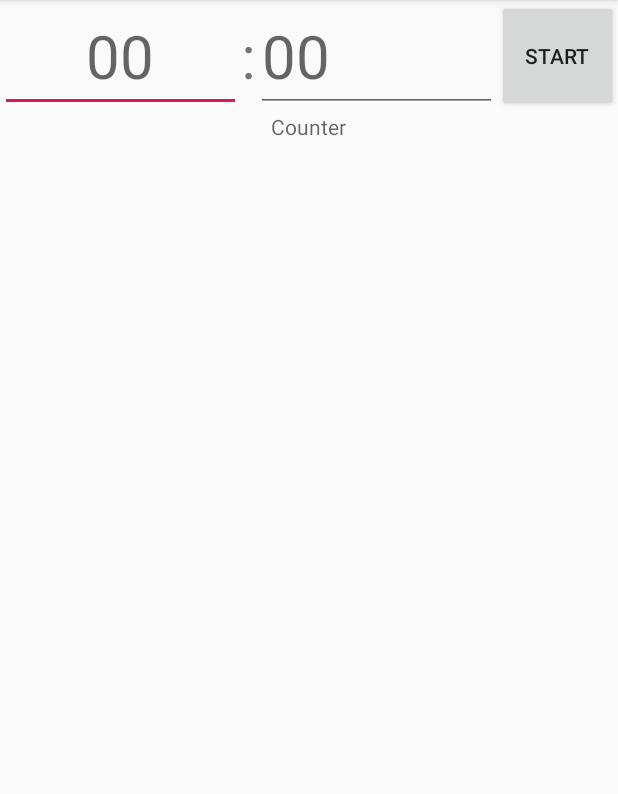
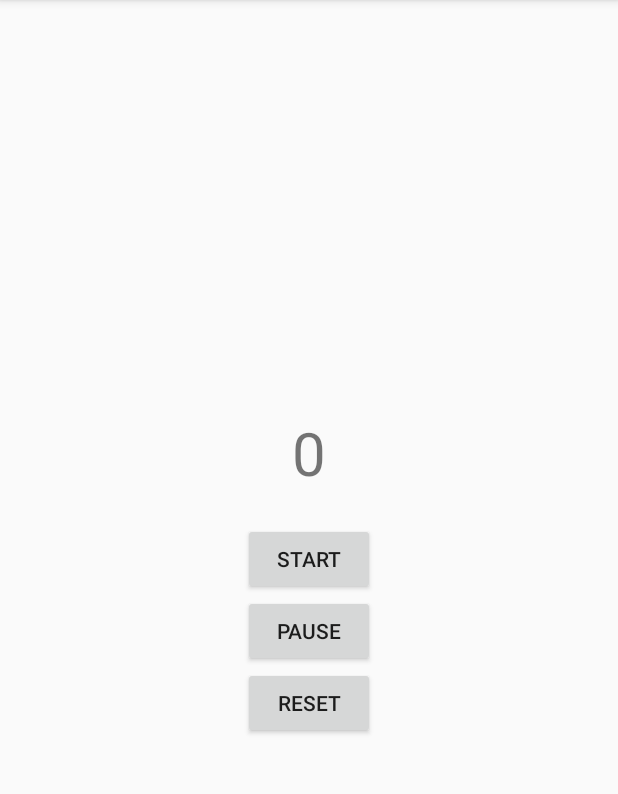
Before and after one commit to manan05/EZStopWatch, an Android app: the screen it shows after launch (MainActivity), on a phone screen of 412 x 824 dp, the part 84-878 px from its top. Run offline under Robolectric (Android 15) with nearby library versions, the phone set to English and light mode, and no system bars.

Commit message:
Update activity_main.xml

```diff
--- a/app/src/main/res/layout/activity_main.xml
+++ b/app/src/main/res/layout/activity_main.xml
@@ -1,51 +1,47 @@
 <?xml version="1.0" encoding="utf-8"?>
-<LinearLayout xmlns:android="http://schemas.android.com/apk/res/android"
+<FrameLayout xmlns:android="http://schemas.android.com/apk/res/android"
     xmlns:tools="http://schemas.android.com/tools"
     android:layout_width="match_parent"
     android:layout_height="match_parent"
-    android:orientation="vertical"
     tools:context=".MainActivity">
 
     <LinearLayout
-        android:layout_width="match_parent"
-        android:layout_height="wrap_content">
-
-        <EditText
-            android:layout_width="0dp"
-            android:layout_height="wrap_content"
-            android:layout_weight="4"
-            android:gravity="center"
-            android:hint="00"
-            android:textSize="40sp"></EditText>
-
-        <TextView
-            android:layout_width="wrap_content"
-            android:layout_height="wrap_content"
-            android:text=":"
-            android:textSize="40sp"></TextView>
-
-        <EditText
-            android:layout_width="0dp"
-            android:layout_height="wrap_content"
-            android:layout_weight="4"
-            android:hint="00"
-            android:textSize="40sp"></EditText>
-
-        <Button
-            android:layout_width="0dp"
-            android:layout_height="match_parent"
-            android:layout_weight="2"
-            android:text="Start"></Button>
-
-    </LinearLayout>
-
-    <TextView
         android:layout_width="wrap_content"
         android:layout_height="wrap_content"
         android:layout_gravity="center"
         android:gravity="center"
-        android:hint="Counter">
+        android:orientation="vertical">
 
-    </TextView>
 
-</LinearLayout>
+        <TextView
+            android:id="@+id/tvTimer"
+            android:layout_width="wrap_content"
+            android:layout_height="wrap_content"
+            android:layout_gravity="center"
+            android:gravity="center"
+            android:text="0"
+            android:paddingBottom="20dp"
+            android:textSize="40sp" />
+
+        <Button
+            android:id="@+id/btnStart"
+            android:layout_width="wrap_content"
+            android:layout_height="wrap_content"
+            android:text="Start"/>
+
+        <Button
+            android:id="@+id/btnPause"
+            android:layout_width="wrap_content"
+            android:layout_height="wrap_content"
+            android:text="Pause"/>
+
+        <Button
+            android:id="@+id/btnReset"
+            android:layout_width="wrap_content"
+            android:layout_height="wrap_content"
+            android:text="Reset"/>
+
+
+    </LinearLayout>
+
+</FrameLayout>
```
